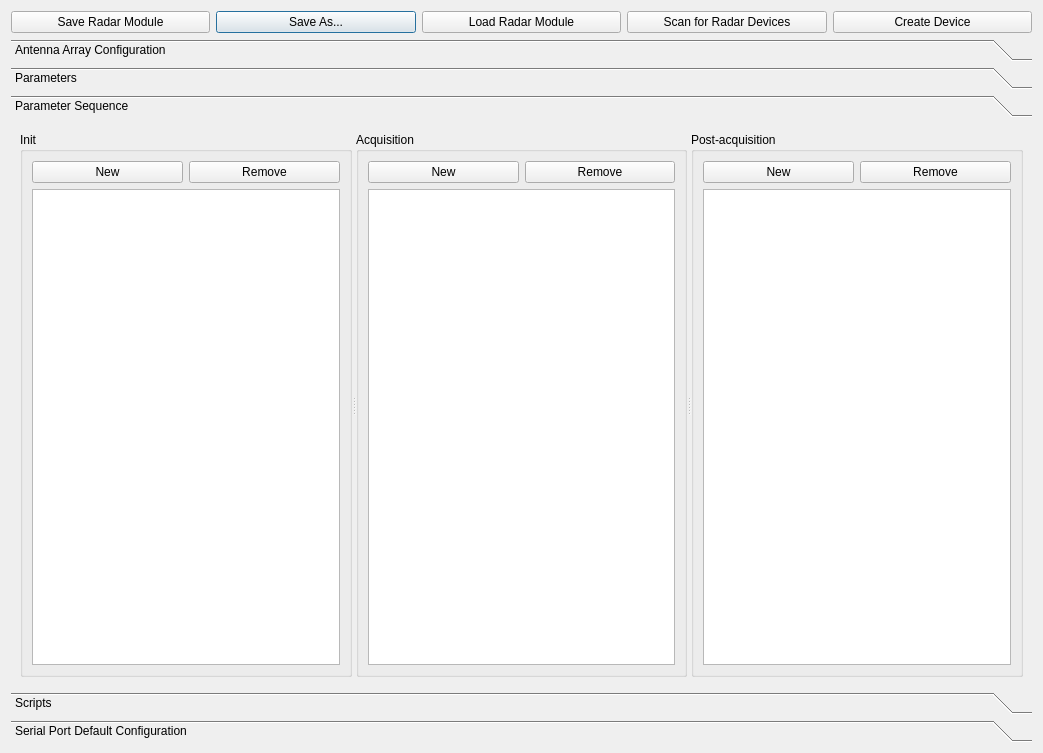
Old version of the form uiElements/wndradarmoduleeditor.ui in the repository ARIA-Sensing-srl/ARIA_RDK.
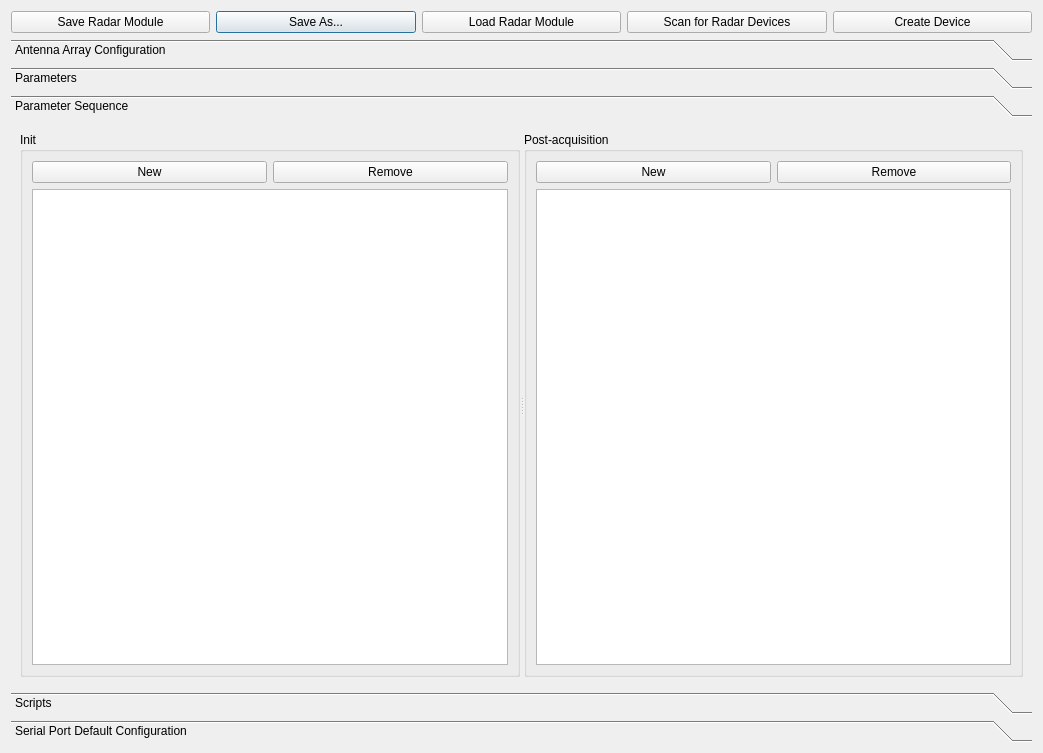
New version of the form. The open tabs and pages were chosen to show the change. Icons and pictures are not drawn.

Commit message: Pre-acquistion and post-acquisition merged. Added immediate param

```diff
--- a/uiElements/wndradarmoduleeditor.ui
+++ b/uiElements/wndradarmoduleeditor.ui
@@ -337,40 +337,6 @@
            </item>
           </layout>
          </widget>
-         <widget class="QGroupBox" name="groupBox_7">
-          <property name="title">
-           <string>Acquisition</string>
-          </property>
-          <layout class="QGridLayout" name="gridLayout_13">
-           <item row="0" column="0">
-            <widget class="QPushButton" name="btnAddAcquisitionParam">
-             <property name="text">
-              <string>New</string>
-             </property>
-             <property name="icon">
-              <iconset theme="document-new"/>
-             </property>
-            </widget>
-           </item>
-           <item row="0" column="1">
-            <widget class="QPushButton" name="btnRemoveAcquisitionParam">
-             <property name="text">
-              <string>Remove</string>
-             </property>
-             <property name="icon">
-              <iconset theme="edit-cut"/>
-             </property>
-            </widget>
-           </item>
-           <item row="1" column="0" colspan="2">
-            <widget class="QTableWidget" name="tblParamsAcquisition">
-             <property name="contextMenuPolicy">
-              <enum>Qt::ContextMenuPolicy::CustomContextMenu</enum>
-             </property>
-            </widget>
-           </item>
-          </layout>
-         </widget>
          <widget class="QGroupBox" name="groupBox_8">
           <property name="title">
            <string>Post-acquisition</string>
```
Left out of the diff: 34 changed lines with no effect on the pictures. The commit also changes 26 other files.
